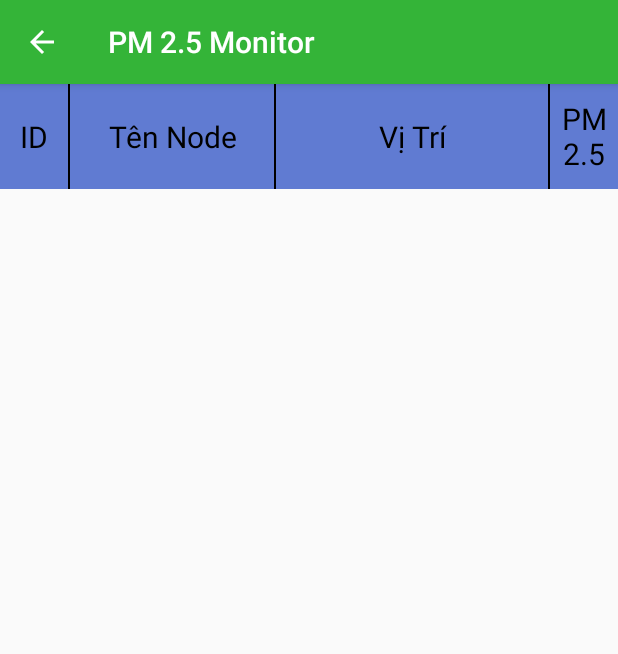
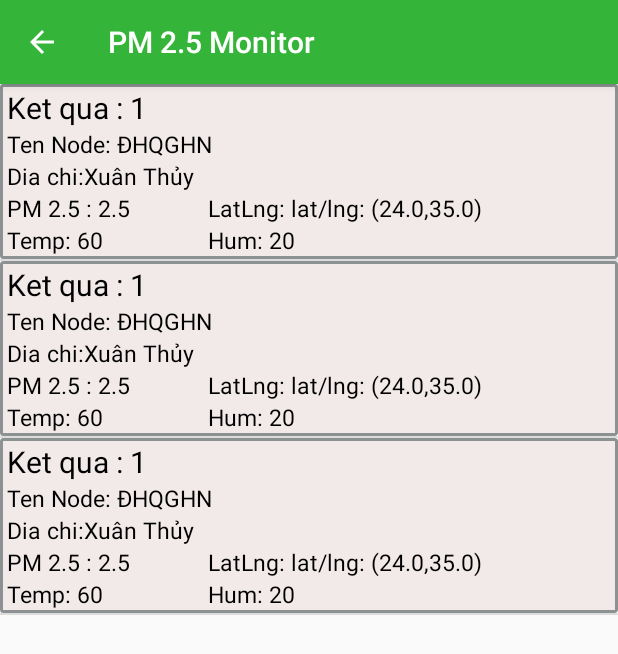
Before and after one commit to ThanhHang2705/AQIMonitor-master, an Android app: the fragment SearchFragment shown on its own in the app's theme, after a tap on "TÌM", on a phone screen of 412 x 824 dp. Shown: the top 654 px of the screen. Run offline under Robolectric (Android 15) with nearby library versions, the phone set to English and light mode, and no system bars; libraries missing offline, so code that uses them is left out: com.crystal.crystalrangeseekbar; 7 statements that could not run were skipped.

Commit message:
giao diện kquả tìm kiếm nâng cao

```diff
--- a/app/src/main/java/com/example/thanhhang/mnsfimo/Activities/Detail.java
+++ b/app/src/main/java/com/example/thanhhang/mnsfimo/Activities/Detail.java
@@ -145,12 +145,10 @@ public class Detail extends AppCompatActivity implements OnChartValueSelectedLis
 
     @Override
     public void onValueSelected(Entry e, Highlight h) {
-
     }
 
     @Override
     public void onNothingSelected() {
-
     }
 
 }
--- a/app/src/main/java/com/example/thanhhang/mnsfimo/Activities/ResultActivity.java
+++ b/app/src/main/java/com/example/thanhhang/mnsfimo/Activities/ResultActivity.java
@@ -1,16 +1,20 @@
 package com.example.thanhhang.mnsfimo.Activities;
 
+import android.content.Intent;
 import android.os.Bundle;
 import android.support.v7.app.AppCompatActivity;
+import android.view.View;
+import android.widget.AdapterView;
 import android.widget.ListView;
 
 import com.example.thanhhang.mnsfimo.Adapters.KQuaAdapter;
 import com.example.thanhhang.mnsfimo.KQNode;
 import com.example.thanhhang.mnsfimo.R;
+import com.google.android.gms.maps.model.LatLng;
 
 import java.util.ArrayList;
 
-public class ResultActivity extends AppCompatActivity {
+public class ResultActivity extends AppCompatActivity implements AdapterView.OnItemClickListener{
     ListView lv_KQ;
     ArrayList<KQNode> listKQ= new ArrayList<>();
     KQuaAdapter adapter;
@@ -25,15 +29,16 @@ public class ResultActivity extends AppCompatActivity {
         adapter = new KQuaAdapter(listKQ,this);
         lv_KQ.setAdapter(adapter);
         adapter.notifyDataSetChanged();
-
+        lv_KQ.setOnItemClickListener(this);
     }
     private void getListKQ(ArrayList<KQNode> a){
-       /* a.add(new KQNode(1,"ĐHQGHN","Xuân Thủy","2.5"));
-        a.add(new KQNode(2,"CV Cầu Giấy","Cầu giấy","2"));
-        a.add(new KQNode(3,"CV Nghĩa đô","Xuân Thủy","1"));
-        a.add(new KQNode(5,"ĐHBK","Hai Bà Trưng","6"));
-        a.add(new KQNode(5,"ĐHCN","Nhổn","8"));*/
+         a.add(new KQNode(1,"ĐHQGHN","Xuân Thủy","2.5",20,60,new LatLng(24,35)));
+        a.add(new KQNode(1,"ĐHQGHN","Xuân Thủy","2.5",20,60,new LatLng(24,35)));
+        a.add(new KQNode(1,"ĐHQGHN","Xuân Thủy","2.5",20,60,new LatLng(24,35)));
+    }
 
-
+    @Override
+    public void onItemClick(AdapterView<?> parent, View view, int position, long id) {
+        startActivity(new Intent(getApplicationContext(),Detail.class));
     }
 }
--- a/app/src/main/java/com/example/thanhhang/mnsfimo/Adapters/KQuaAdapter.java
+++ b/app/src/main/java/com/example/thanhhang/mnsfimo/Adapters/KQuaAdapter.java
@@ -21,6 +21,7 @@ public class KQuaAdapter extends BaseAdapter {
     TextView txt_nameNode;
     TextView  txt_address;
     TextView txt_PM;
+    TextView txt_temp,txt_hum, txt_latlag;
     ArrayList<KQNode> list = new ArrayList<>();
     LayoutInflater inflater;
 
@@ -53,12 +54,18 @@ public class KQuaAdapter extends BaseAdapter {
         txt_nameNode = (TextView) convertView.findViewById(R.id.txt_nameNode);
         txt_address= (TextView) convertView.findViewById(R.id.txt_address);
         txt_PM = (TextView) convertView.findViewById(R.id.txt_pm);
+        txt_temp = (TextView) convertView.findViewById(R.id.txt_temp);
+        txt_hum = (TextView) convertView.findViewById(R.id.txt_hum);
+        txt_latlag = (TextView) convertView.findViewById(R.id.txt_latlng);
         //gán giá trị
         KQNode kq = list.get(position);
-        txt_id.setText(kq.getID()+"");
-        txt_nameNode.setText(kq.getNameNode());
-        txt_address.setText(kq.getAddress());
-        txt_PM.setText(kq.getPM());
+        txt_id.setText("Ket qua : "+ kq.getID());
+        txt_nameNode.setText("Ten Node: " +kq.getNameNode());
+        txt_address.setText("Dia chi:" +kq.getAddress());
+        txt_PM.setText("PM 2.5 : " + kq.getPM());
+        txt_temp.setText("Temp: " + kq.getTemperature());
+        txt_hum.setText("Hum: "+ kq.getHumidity());
+        txt_latlag.setText("LatLng: "+ kq.getLatLng());
 
         return convertView;
     }
--- a/app/src/main/java/com/example/thanhhang/mnsfimo/FragmentMain/ListmainFragment.java
+++ b/app/src/main/java/com/example/thanhhang/mnsfimo/FragmentMain/ListmainFragment.java
@@ -1,7 +1,6 @@
 package com.example.thanhhang.mnsfimo.FragmentMain;
 
 
-import android.annotation.SuppressLint;
 import android.content.DialogInterface;
 import android.content.Intent;
 import android.database.Cursor;
@@ -11,16 +10,11 @@ import android.support.v4.app.Fragment;
 import android.support.v4.app.FragmentTransaction;
 import android.support.v7.app.AlertDialog;
 import android.view.LayoutInflater;
-import android.view.Menu;
-import android.view.MenuInflater;
 import android.view.View;
 import android.view.ViewGroup;
 import android.widget.AdapterView;
-import android.widget.Button;
-import android.widget.ImageButton;
 import android.widget.ListView;
 import android.widget.TextView;
-import android.widget.Toast;
 
 import com.example.thanhhang.mnsfimo.Activities.Detail;
 import com.example.thanhhang.mnsfimo.Adapters.ListLoveAdapter;
--- a/app/src/main/java/com/example/thanhhang/mnsfimo/KQNode.java
+++ b/app/src/main/java/com/example/thanhhang/mnsfimo/KQNode.java
@@ -32,6 +32,16 @@ public class KQNode {
         this.PM = PM;
         this.Temperature = Temperature;
         this.Humidity = Humidity;
+        this.latLng = latLng;
+    }
+
+    public KQNode(int ID, String nameNode, String address, String PM, int humidity, int temperature, LatLng latLng) {
+        this.ID = ID;
+        this.nameNode = nameNode;
+        this.address = address;
+        this.PM = PM;
+        Humidity = humidity;
+        Temperature = temperature;
         this.latLng = latLng;
     }
 
--- a/app/src/main/res/drawable/selector_circle.xml
+++ b/app/src/main/res/drawable/selector_circle.xml
@@ -3,6 +3,7 @@
         <item android:state_pressed="false">
             <shape android:shape="oval">
                 <solid android:color="#34b438"/>
+                <stroke android:width="2dp" android:color="#ccc"/>
             </shape>
         </item>
 </selector>
--- a/app/src/main/res/drawable/selector_list.xml
+++ b/app/src/main/res/drawable/selector_list.xml
@@ -2,8 +2,8 @@
 <selector xmlns:android="http://schemas.android.com/apk/res/android">
     <item android:state_pressed="true" >
         <shape xmlns:android="http://schemas.android.com/apk/res/android">
-            <stroke android:width="2dp" android:color="#2e4571" />
-            <solid android:color="#4c9aa6"/>
+            <stroke android:width="2dp" android:color="#8c9191" />
+            <solid android:color="#c4bbbb"/>
             <padding android:left="5dp" android:top="2dp"
                 android:right="5dp" android:bottom="2dp" />
             <corners android:radius="1dp" />
@@ -12,8 +12,8 @@
 
     <item>
         <shape xmlns:android="http://schemas.android.com/apk/res/android">
-            <stroke android:width="2dp" android:color="#131d1c" />
-            <solid android:color="#e2d1d7"/>
+            <stroke android:width="2dp" android:color="#8c9191" />
+            <solid android:color="#f2e9e9"/>
             <padding android:left="5dp" android:top="2dp"
                 android:right="5dp" android:bottom="2dp" />
             <corners android:radius="1dp" />
--- a/app/src/main/res/layout/activity_result.xml
+++ b/app/src/main/res/layout/activity_result.xml
@@ -6,61 +6,6 @@
     android:layout_height="match_parent"
     android:orientation="vertical"
     tools:context="com.example.thanhhang.mnsfimo.Activities.ResultActivity">
-    <LinearLayout
-        android:background="#607bd2"
-        android:layout_width="match_parent"
-        android:layout_height="70dp">
-        <TextView
-            android:text="ID"
-            android:gravity="center"
-            android:textSize="20sp"
-            android:textColor="#000"
-            android:layout_width="0dp"
-            android:layout_weight="1"
-            android:layout_height="match_parent" />
-        <View
-            android:layout_width="1dp"
-            android:layout_height="match_parent"
-            android:background="#000"
-            />
-        <TextView
-            android:text="Tên Node"
-            android:gravity="center"
-            android:textSize="20sp"
-            android:textColor="#000"
-            android:layout_width="0dp"
-            android:layout_weight="3"
-            android:layout_height="match_parent" />
-        <View
-            android:layout_width="1dp"
-            android:layout_height="match_parent"
-            android:background="#000"
-            />
-        <TextView
-            android:text="Vị Trí"
-            android:gravity="center"
-            android:textSize="20sp"
-            android:textColor="#000"
-            android:layout_width="0dp"
-            android:layout_weight="4"
-            android:layout_height="match_parent" />
-        <View
-            android:layout_width="1dp"
-            android:layout_height="match_parent"
-            android:background="#000"
-            />
-        <TextView
-            android:text="PM 2.5"
-            android:gravity="center"
-            android:textSize="20sp"
-            android:textColor="#000"
-            android:layout_width="0dp"
-            android:layout_weight="1"
-            android:layout_height="match_parent" />
-
-
-    </LinearLayout>
-
 
    <ListView
        android:id="@+id/lv_Kq"
--- a/app/src/main/res/layout/activity_setting.xml
+++ b/app/src/main/res/layout/activity_setting.xml
@@ -15,7 +15,7 @@
         android:layout_width="wrap_content"
         android:layout_height="wrap_content"
         android:textColor="@android:color/black"
-        android:text="Cài đặt"
+        android:text="@string/Setting"
         android:textSize="25sp"
          />
 
--- a/app/src/main/res/layout/item_list_ketqua.xml
+++ b/app/src/main/res/layout/item_list_ketqua.xml
@@ -1,59 +1,82 @@
 <?xml version="1.0" encoding="utf-8"?>
 <LinearLayout xmlns:android="http://schemas.android.com/apk/res/android"
-    android:orientation="horizontal"
+    android:orientation="vertical"
     android:layout_width="match_parent"
     android:background="@drawable/selector_list"
     android:layout_height="100dp">
     <TextView
         android:id="@+id/txt_id"
         android:text="ID"
-        android:gravity="center"
         android:textSize="20sp"
         android:textColor="#000"
-        android:layout_width="0dp"
-        android:layout_weight="1"
-        android:layout_height="match_parent" />
-    <View
-        android:layout_width="1dp"
-        android:layout_height="match_parent"
-        android:background="#000"
-        />
+        android:layout_width="wrap_content"
+        android:layout_height="wrap_content" />
+
     <TextView
         android:id="@+id/txt_nameNode"
         android:text="Tên Node"
-        android:gravity="center"
         android:textSize="15sp"
         android:textColor="#000"
-        android:layout_width="0dp"
-        android:layout_weight="3"
-        android:layout_height="match_parent" />
-    <View
-        android:layout_width="1dp"
-        android:layout_height="match_parent"
-        android:background="#000"
-        />
+        android:layout_width="wrap_content"
+        android:layout_height="wrap_content" />
+
     <TextView
         android:id="@+id/txt_address"
         android:text="Vị Trí"
         android:gravity="center"
         android:textSize="15sp"
         android:textColor="#000"
-        android:layout_width="0dp"
-        android:layout_weight="4"
-        android:layout_height="match_parent" />
-    <View
-        android:layout_width="1dp"
-        android:layout_height="match_parent"
-        android:background="#000"
-        />
+        android:layout_width="wrap_content"
+        android:layout_height="wrap_content" />
+    <LinearLayout
+        android:orientation="horizontal"
+        android:layout_width="match_parent"
+        android:layout_height="wrap_content">
         <TextView
             android:id="@+id/txt_pm"
             android:text="PM 2.5"
-        android:gravity="center"
             android:textSize="15sp"
             android:textColor="#000"
             android:layout_width="0dp"
             android:layout_weight="1"
-        android:layout_height="match_parent" />
+            android:layout_height="wrap_content" />
+
+        <TextView
+            android:id="@+id/txt_latlng"
+            android:text="LatLng"
+            android:textSize="15sp"
+            android:textColor="#000"
+            android:layout_width="0dp"
+            android:layout_weight="2"
+            android:layout_height="wrap_content" />
 
     </LinearLayout>
+
+
+    <LinearLayout
+        android:orientation="horizontal"
+        android:layout_width="match_parent"
+        android:layout_height="wrap_content">
+        <TextView
+            android:id="@+id/txt_temp"
+            android:text="Temp"
+            android:textSize="15sp"
+            android:textColor="#000"
+            android:layout_width="0dp"
+            android:layout_weight="1"
+            android:layout_height="wrap_content" />
+
+        <TextView
+            android:id="@+id/txt_hum"
+            android:text="Humidity"
+            android:textSize="15sp"
+            android:textColor="#000"
+            android:layout_width="0dp"
+            android:layout_weight="2"
+            android:layout_height="wrap_content" />
+
+    </LinearLayout>
+
+
+
+</LinearLayout>
```
Also changed, not shown: app/src/main/AndroidManifest.xml (+5 -4 lines), app/src/main/res/layout/fragment_search.xml (+132 -100 lines), app/src/main/res/layout/fragment_search1.xml (deleted, +0 -35 lines). Lines whose indentation alone changed are shown as unchanged.
